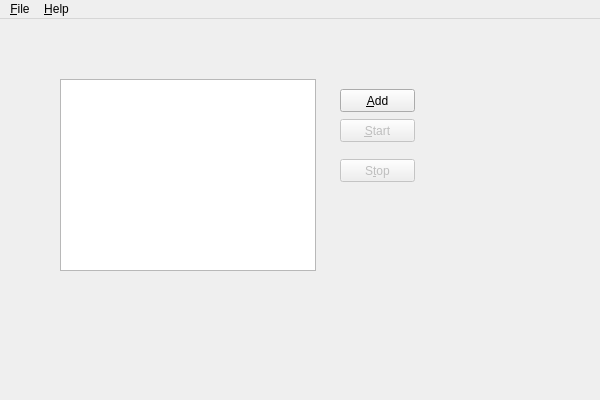
martin-kudlicka/crypto-miner, file source/mainwindow.ui: the form before one commit.
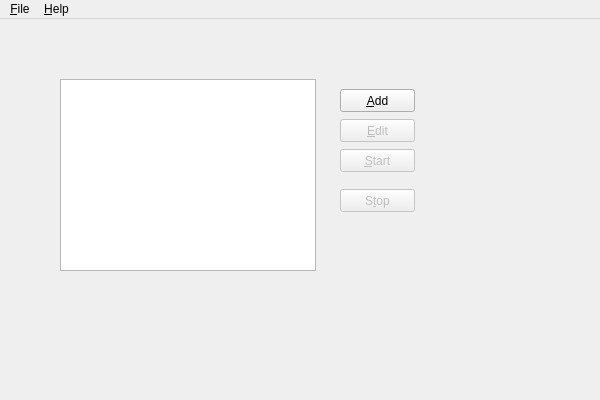
The form after the commit.

Commit message: + edit mining unit

The edit to the form file:
```diff
--- a/source/mainwindow.ui
+++ b/source/mainwindow.ui
@@ -53,7 +53,7 @@
     <property name="geometry">
      <rect>
       <x>340</x>
-      <y>100</y>
+      <y>130</y>
       <width>75</width>
       <height>23</height>
      </rect>
@@ -69,7 +69,7 @@
     <property name="geometry">
      <rect>
       <x>340</x>
-      <y>140</y>
+      <y>170</y>
       <width>75</width>
       <height>23</height>
      </rect>
@@ -78,6 +78,22 @@
      <string>S&amp;top</string>
     </property>
    </widget>
+   <widget class="QPushButton" name="miningUnitEdit">
+    <property name="enabled">
+     <bool>false</bool>
+    </property>
+    <property name="geometry">
+     <rect>
+      <x>340</x>
+      <y>100</y>
+      <width>75</width>
+      <height>23</height>
+     </rect>
+    </property>
+    <property name="text">
+     <string>&amp;Edit</string>
+    </property>
+   </widget>
   </widget>
   <widget class="QMenuBar" name="menuBar">
    <property name="geometry">
```
The commit also changes 6 other files.
